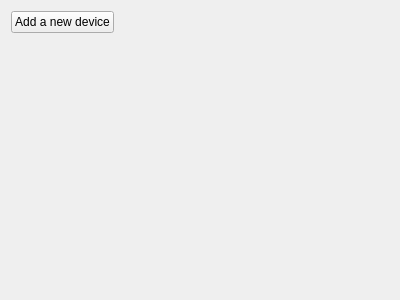
Scille/parsec-cloud, file parsec/core/gui/forms/devices_widget.ui: the form before one commit.
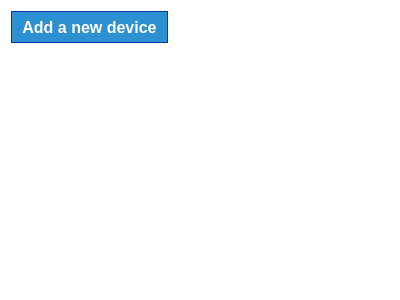
The form after the commit.

Commit message: Fixed missing icon, error message size, change device button, ...

The edit to the form file:
```diff
--- a/parsec/core/gui/forms/devices_widget.ui
+++ b/parsec/core/gui/forms/devices_widget.ui
@@ -13,11 +13,37 @@
   <property name="windowTitle">
    <string>Form</string>
   </property>
+  <property name="styleSheet">
+   <string notr="true">QWidget#DevicesWidget
+{
+background-color: rgb(255, 255, 255);
+}</string>
+  </property>
   <layout class="QVBoxLayout" name="verticalLayout">
    <item>
     <layout class="QHBoxLayout" name="horizontalLayout">
      <item>
       <widget class="QPushButton" name="button_add_device">
+       <property name="minimumSize">
+        <size>
+         <width>0</width>
+         <height>32</height>
+        </size>
+       </property>
+       <property name="font">
+        <font>
+         <pointsize>12</pointsize>
+         <weight>75</weight>
+         <bold>true</bold>
+        </font>
+       </property>
+       <property name="styleSheet">
+        <string notr="true">background-color: rgb(45, 144, 209);
+border: 1px solid rgb(11, 56, 166);
+color: rgb(255, 255, 255);
+padding-left: 10px;
+padding-right: 10px;</string>
+       </property>
        <property name="text">
         <string>Add a new device</string>
        </property>
```
The commit also changes 17 other files.
